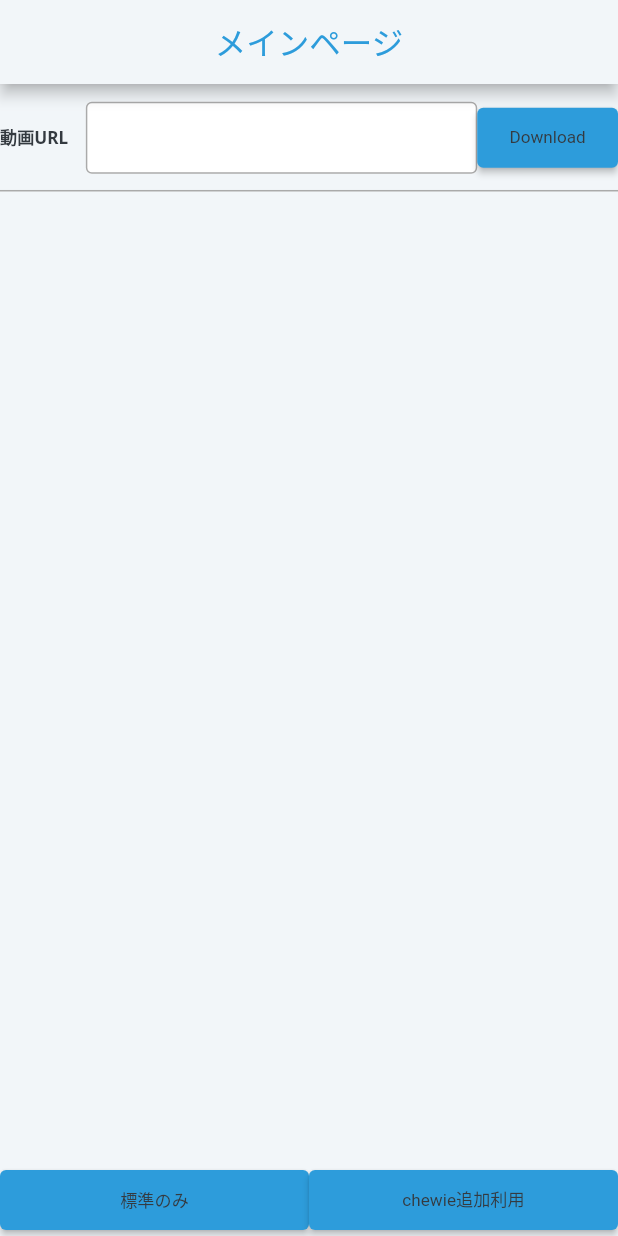
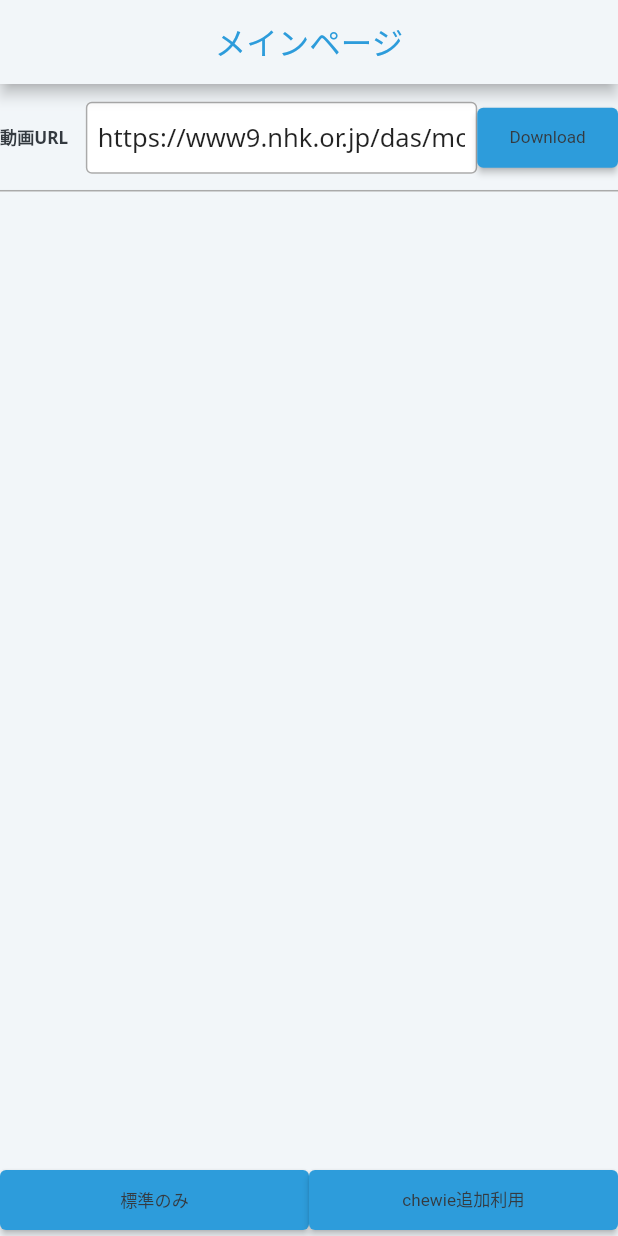
Before and after one commit to akaitadaaki/fultter_movie_example, a Flutter app: the screen it shows after launch, on a phone screen of 412 x 824 dp. Run offline on Flutter 3.47's test engine with Material 2 defaults, Android fonts, the light colour scheme and no system bars; our stand-ins replace chewie, dio, flutter_native_splash, flutter_screenutil, freezed_annotation, go_router and 3 more.

Commit message:
入力が面倒くさいので初期値を仮設定

```diff
--- a/lib/ui/main/main_page.dart
+++ b/lib/ui/main/main_page.dart
@@ -16,7 +16,9 @@ import 'main_view_model.dart';
 class MainPage extends HookConsumerWidget {
   MainPage({Key? key}) : super(key: key);
 
-  final TextEditingController _fileController = TextEditingController();
+  final TextEditingController _fileController =
+      TextEditingController(text: "https://www9.nhk.or.jp/das/movie/D0002080/D0002080183_00000_V_000.mp4");
+  // final TextEditingController _fileController = TextEditingController();
 
   @override
   Widget build(BuildContext context, WidgetRef ref) {
```
